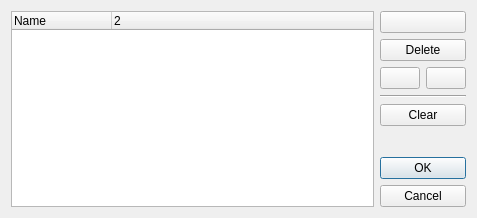
Qt form datamanagerbase.ui (HappySeaFox/tht) before a commit.
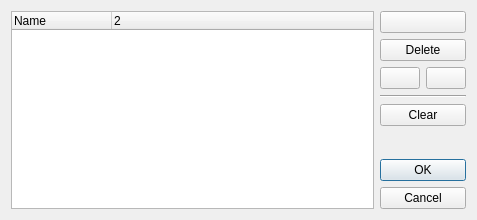
The same form after that commit. Icons and pictures are not drawn.

Diff of the .ui file:
```diff
--- a/datamanagerbase.ui
+++ b/datamanagerbase.ui
@@ -7,11 +7,11 @@
     <x>0</x>
     <y>0</y>
     <width>477</width>
-    <height>218</height>
+    <height>220</height>
    </rect>
   </property>
   <layout class="QGridLayout" name="gridLayout">
-   <item row="0" column="0" rowspan="7">
+   <item row="0" column="0" rowspan="8">
     <widget class="QTreeWidget" name="tree">
      <property name="alternatingRowColors">
       <bool>true</bool>
@@ -93,7 +93,10 @@
      </property>
     </widget>
    </item>
-   <item row="5" column="2">
+   <item row="5" column="1" colspan="2">
+    <widget class="QWidget" name="widgetButtons" native="true"/>
+   </item>
+   <item row="6" column="2">
     <spacer name="verticalSpacer">
      <property name="orientation">
       <enum>Qt::Vertical</enum>
@@ -106,7 +109,7 @@
      </property>
     </spacer>
    </item>
-   <item row="6" column="1" colspan="2">
+   <item row="7" column="1" colspan="2">
     <widget class="QDialogButtonBox" name="buttonBox">
      <property name="sizePolicy">
       <sizepolicy hsizetype="Preferred" vsizetype="Maximum">
```
